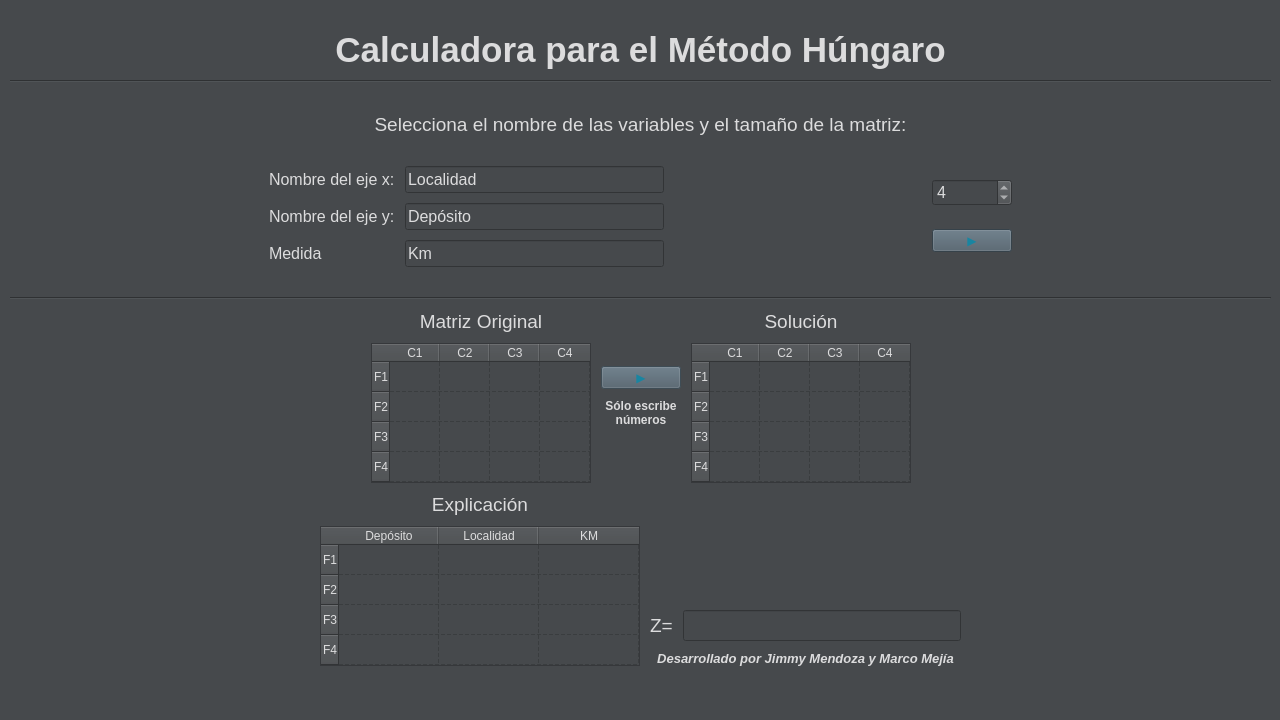
Before: the Qt Designer form hungaro.ui in m3f1s7o/hungaro, drawn with Qt 5.
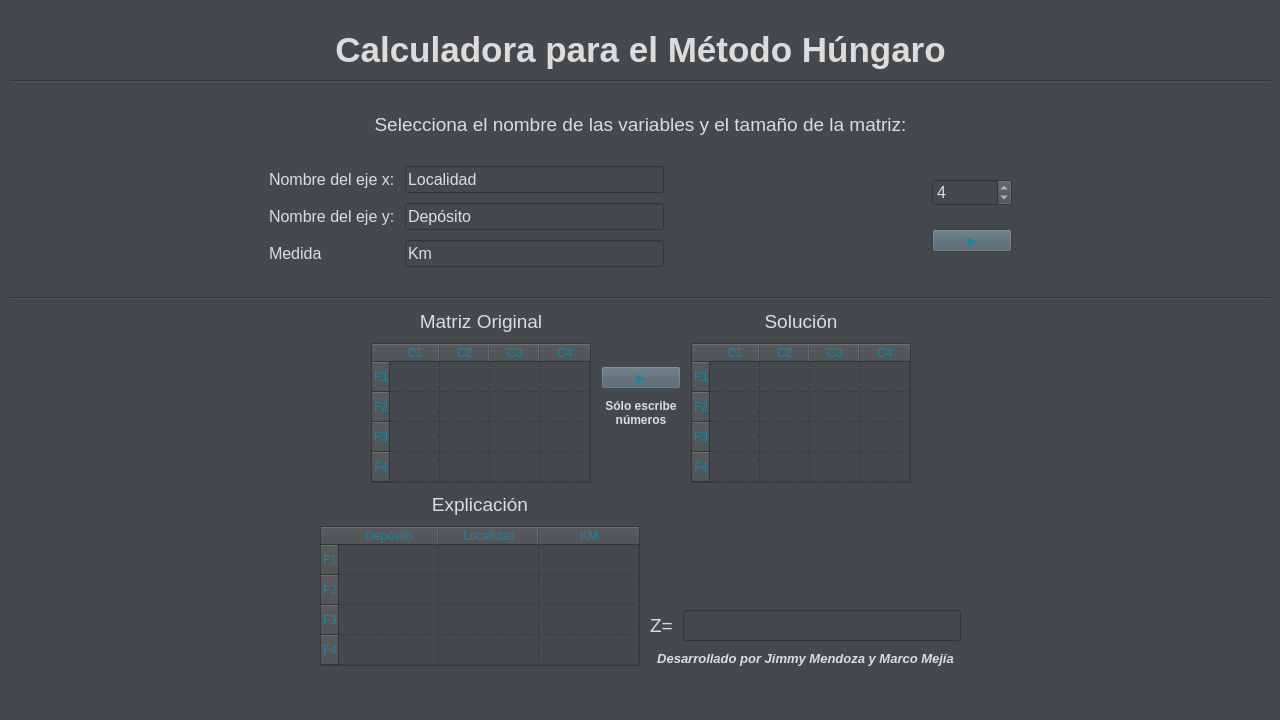
After: the same form once the commit is applied.

Commit message: color table headers

```diff
--- a/hungaro.ui
+++ b/hungaro.ui
@@ -333,9 +333,7 @@
               <bool>true</bool>
              </property>
              <property name="styleSheet">
-              <string notr="true">border-top-color: rgb(76, 92, 104);
-border-left-color: rgb(76, 92, 104);
-color: rgb(220, 220, 221);</string>
+              <string notr="true">color: rgb(25, 133, 161);</string>
              </property>
              <property name="frameShape">
               <enum>QFrame::StyledPanel</enum>
@@ -512,9 +510,7 @@
               <bool>true</bool>
              </property>
              <property name="styleSheet">
-              <string notr="true">border-top-color: rgb(76, 92, 104);
-border-left-color: rgb(76, 92, 104);
-color: rgb(220, 220, 221);</string>
+              <string notr="true">color: rgb(25, 133, 161);</string>
              </property>
              <property name="frameShape">
               <enum>QFrame::StyledPanel</enum>
@@ -640,9 +636,7 @@
               <bool>true</bool>
              </property>
              <property name="styleSheet">
-              <string notr="true">border-top-color: rgb(76, 92, 104);
-border-left-color: rgb(76, 92, 104);
-color: rgb(220, 220, 221);</string>
+              <string notr="true">color: rgb(25, 133, 161);</string>
              </property>
              <property name="frameShape">
               <enum>QFrame::StyledPanel</enum>
```
